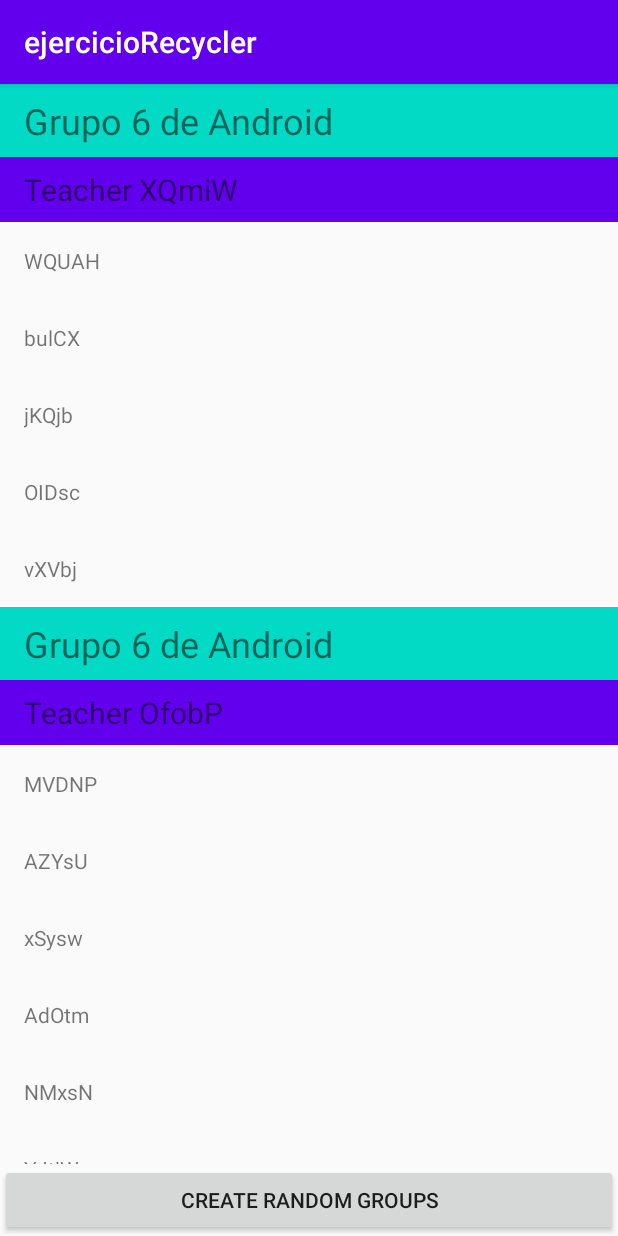
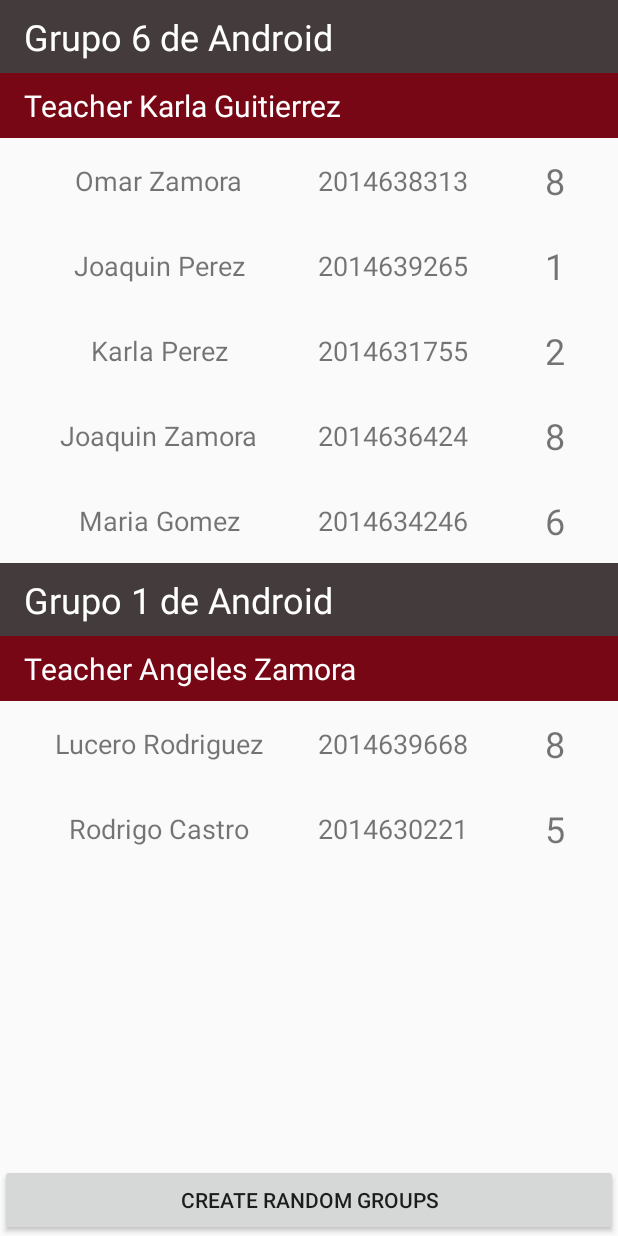
Before and after one commit to Rrubio125/MVVM, an Android app: the screen it shows after launch (MainActivity), after a tap on "CREATE RANDOM GROUPS", on a phone screen of 412 x 824 dp. Run offline under Robolectric (Android 15) with nearby library versions, the phone set to English and light mode, and no system bars.

Commit message:
App estable con colores vino y gris, alumno con boleta y calificacion

```diff
--- a/app/src/main/java/com/sibisoft/ejerciciorecycler/ui/main/Alumno.kt
+++ b/app/src/main/java/com/sibisoft/ejerciciorecycler/ui/main/Alumno.kt
@@ -1,3 +1,3 @@
 package com.sibisoft.ejerciciorecycler.ui.main
 
-class Alumno (val nombre: String)
+class Alumno (val nombre: String, val boleta: Int, val calificacion: Int)
--- a/app/src/main/java/com/sibisoft/ejerciciorecycler/ui/main/ClassroomViewModel.kt
+++ b/app/src/main/java/com/sibisoft/ejerciciorecycler/ui/main/ClassroomViewModel.kt
@@ -2,6 +2,7 @@ package com.sibisoft.ejerciciorecycler.ui.main
 
 import androidx.lifecycle.MutableLiveData
 import androidx.lifecycle.ViewModel
+import kotlin.math.floor
 import kotlin.random.Random
 
 class ClassroomViewModel : ViewModel() {
@@ -26,7 +27,7 @@ class ClassroomViewModel : ViewModel() {
     }
 
     private fun generarProfesor(): Teacher {
-        return Teacher("Teacher " + generarNombreRandom())
+        return Teacher("Teacher " + generarNombresAleatorios())
     }
 
     private fun generarListaDeAlumnoRandom(): MutableList<Alumno> {
@@ -34,18 +35,80 @@ class ClassroomViewModel : ViewModel() {
         val numeroDeAlumnosEnElGrupo = Random.nextInt(1, 15)
 
         for (i in 1..numeroDeAlumnosEnElGrupo) {
-            listaAlumnos.add(Alumno(generarNombreRandom()))
+            listaAlumnos.add(
+                Alumno(
+                    generarNombresAleatorios(),
+                    crearBoleta(),
+                    generarCalificacion()
+                )
+            )
         }
 
         return listaAlumnos
     }
 
-    private fun generarNombreRandom(): String {
-        val allowedChars = ('A'..'Z') + ('a'..'z')
-        return (1..5)
-            .map { allowedChars.random() }
-            .joinToString("")
+    private fun generarCalificacion(): Int {
+        return Random.nextInt(0,10)
     }
+
+    private fun crearBoleta(): Int {
+        return Random.nextInt(2014630000, 2014639999)
+    }
+
+    private fun generarNombresAleatorios(): String {
+        lateinit var nombresAleatorios: String
+        val nombres = arrayOf(
+            "Andrea ",
+            "David ",
+            "Joaquin ",
+            "Martha ",
+            "Juan ",
+            "Jose ",
+            "Manuel ",
+            "Eduardo ",
+            "Monste ",
+            "Maria ",
+            "Omar ",
+            "Rodrigo ",
+            "Romina ",
+            "Lucero ",
+            "Karla ",
+            "Angeles ",
+            "Cristina ",
+            "Asuncion ",
+            "Pilar ",
+            "Teresa "
+        )
+        val apellidos = arrayOf(
+            "Gomez",
+            "Guerrero",
+            "Cardenas",
+            "Rubio",
+            "Hernandez",
+            "Lopez",
+            "Guitierrez",
+            "Rodriguez",
+            "Zamora",
+            "Castillo",
+            "Perez",
+            "Castro",
+            "Lee",
+            "Martinez",
+            "Rangel",
+            "Moreno",
+            "Becerra",
+            "Tapia"
+        )
+        return nombres[Random.nextInt(0, 19)] + apellidos[Random.nextInt(0, 17)]
+    }
+
+//    private fun generarNombreRandom() {
+////        val allowedChars = ('A'..'Z') + ('a'..'z')
+////        return (1..5)
+////            .map { allowedChars.random() }
+////            .joinToString("")
+//        var generarNombresAleatorios : String[] (cantidad: Int)
+//    }
 
     private fun generarNombreDeGrupoRandom(): String {
         return "Grupo " + Random.nextInt(1, 10) + " de Android"
--- a/app/src/main/java/com/sibisoft/ejerciciorecycler/ui/main/StudentViewHolder.kt
+++ b/app/src/main/java/com/sibisoft/ejerciciorecycler/ui/main/StudentViewHolder.kt
@@ -7,11 +7,15 @@ import com.sibisoft.ejerciciorecycler.R
 import kotlinx.android.synthetic.main.main_fragment.view.*
 
 class StudentViewHolder(itemView: View) : RecyclerView.ViewHolder(itemView) {
-    private val textView = itemView.findViewById<TextView>(R.id.student)
+    private val name = itemView.findViewById<TextView>(R.id.student)
+    private val boleta = itemView.findViewById<TextView>(R.id.boleta)
+    private val calif = itemView.findViewById<TextView>(R.id.calif)
+
 
     fun bindStudent(alumno: Alumno){
-        textView.text = alumno.nombre
-
+        name.text = alumno.nombre
+        boleta.text = alumno.boleta.toString()
+        calif.text = alumno.calificacion.toString()
     }
 
 }
--- a/app/src/main/res/layout/alumn_layout.xml
+++ b/app/src/main/res/layout/alumn_layout.xml
@@ -7,13 +7,40 @@
 
     <TextView
         android:id="@+id/student"
-        android:layout_width="match_parent"
+        android:layout_width="wrap_content"
         android:layout_height="wrap_content"
         android:layout_margin="16dp"
+        android:textSize="18sp"
         app:layout_constraintBottom_toBottomOf="parent"
-        app:layout_constraintEnd_toEndOf="parent"
+        app:layout_constraintEnd_toStartOf="@id/boleta"
         app:layout_constraintStart_toStartOf="parent"
         app:layout_constraintTop_toTopOf="parent"
         tools:text="Name of student" />
 
+    <TextView
+        android:id="@+id/boleta"
+        android:layout_width="wrap_content"
+        android:layout_height="wrap_content"
+        android:layout_marginEnd="100dp"
+        android:layout_marginRight="100dp"
+        android:textSize="18sp"
+        app:layout_constraintBottom_toBottomOf="parent"
+        app:layout_constraintEnd_toEndOf="parent"
+        app:layout_constraintTop_toTopOf="parent"
+        tools:text="Numero de boleta" />
+
+    <TextView
+        android:id="@+id/calif"
+        android:layout_width="wrap_content"
+        android:layout_height="wrap_content"
+        android:layout_marginEnd="35dp"
+        android:layout_marginRight="35dp"
+        android:text="@={String.valueOf(weightSet.roundInEditAmount)}"
+        android:textSize="24sp"
+        app:layout_constraintBottom_toBottomOf="parent"
+        app:layout_constraintEnd_toEndOf="parent"
+        app:layout_constraintTop_toTopOf="parent"
+        tools:text="Calificacion" />
+
+
 </androidx.constraintlayout.widget.ConstraintLayout>
--- a/app/src/main/res/layout/group_layout.xml
+++ b/app/src/main/res/layout/group_layout.xml
@@ -3,7 +3,7 @@
     xmlns:app="http://schemas.android.com/apk/res-auto"
     android:layout_width="match_parent"
     android:layout_height="wrap_content"
-    android:background="@color/colorAccent">
+    android:background="@color/colorGrey">
 
     <TextView
         android:id="@+id/title_group"
@@ -17,6 +17,7 @@
         app:layout_constraintBottom_toBottomOf="parent"
         app:layout_constraintEnd_toEndOf="parent"
         app:layout_constraintStart_toStartOf="parent"
-        app:layout_constraintTop_toTopOf="parent" />
+        app:layout_constraintTop_toTopOf="parent"
+        android:textColor="@color/colorWhite"/>
 
 </androidx.constraintlayout.widget.ConstraintLayout>
--- a/app/src/main/res/layout/teacher_layout.xml
+++ b/app/src/main/res/layout/teacher_layout.xml
@@ -3,7 +3,7 @@
     xmlns:app="http://schemas.android.com/apk/res-auto"
     android:layout_width="match_parent"
     android:layout_height="wrap_content"
-    android:background="@color/colorPrimary">
+    android:background="@color/colorClass">
 
     <TextView
         android:id="@+id/teacher_name"
@@ -17,6 +17,7 @@
         app:layout_constraintBottom_toBottomOf="parent"
         app:layout_constraintEnd_toEndOf="parent"
         app:layout_constraintStart_toStartOf="parent"
-        app:layout_constraintTop_toTopOf="parent" />
+        app:layout_constraintTop_toTopOf="parent"
+        android:textColor="@color/colorWhite"/>
 
 </androidx.constraintlayout.widget.ConstraintLayout>
--- a/app/src/main/res/values/colors.xml
+++ b/app/src/main/res/values/colors.xml
@@ -1,6 +1,9 @@
 <?xml version="1.0" encoding="utf-8"?>
 <resources>
     <color name="colorPrimary">#6200EE</color>
-    <color name="colorPrimaryDark">#3700B3</color>
+    <color name="colorPrimaryDark">#780716</color>
     <color name="colorAccent">#03DAC5</color>
+    <color name="colorClass">#780716</color>
+    <color name="colorWhite">#FFFFFF</color>
+    <color name="colorGrey">#443b3c</color>
 </resources>
--- a/app/src/main/res/values/styles.xml
+++ b/app/src/main/res/values/styles.xml
@@ -5,6 +5,8 @@
         <item name="colorPrimary">@color/colorPrimary</item>
         <item name="colorPrimaryDark">@color/colorPrimaryDark</item>
         <item name="colorAccent">@color/colorAccent</item>
+        <item name="windowActionBar">false</item>
+        <item name="windowNoTitle">true</item>
     </style>
 
 </resources>
```
